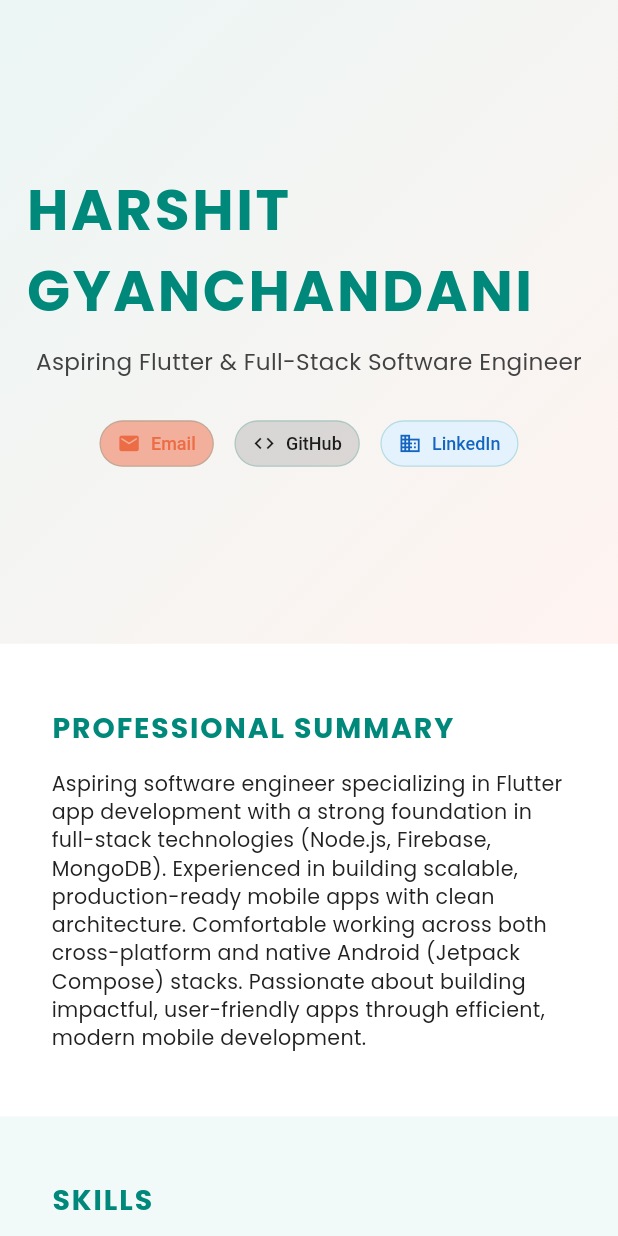
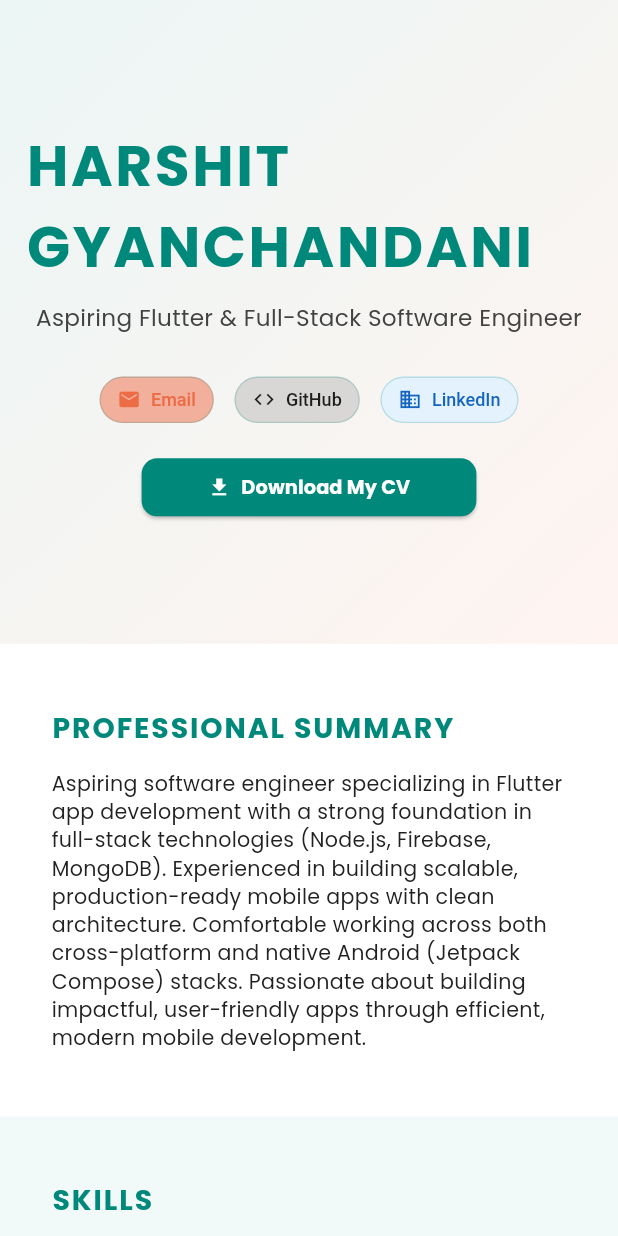
Before and after one commit to Harshit332004/Portfolio, a Flutter app: the screen it shows after launch, on a phone screen of 412 x 824 dp. Run offline on Flutter 3.47's test engine with Material 3 defaults, Android fonts, the phone set to English and light mode, and no system bars; our stand-ins replace google_fonts, responsive_framework.

Commit message:
Updated LandingSection with Download My CV button and latest fixes

```diff
--- a/lib/sections/landing_section.dart
+++ b/lib/sections/landing_section.dart
@@ -25,7 +25,8 @@ class LandingSection extends StatelessWidget {
       padding: const EdgeInsets.symmetric(horizontal: 4),
       child: TextButton.icon(
         style: TextButton.styleFrom(
-          backgroundColor: bgColor ?? Theme.of(context).colorScheme.secondary.withOpacity(0.12),
+          backgroundColor:
+              bgColor ?? Theme.of(context).colorScheme.secondary.withOpacity(0.12),
           foregroundColor: textColor ?? Theme.of(context).primaryColor,
           minimumSize: const Size(30, 36),
           padding: const EdgeInsets.symmetric(horizontal: 14, vertical: 8),
@@ -81,10 +82,11 @@ class LandingSection extends StatelessWidget {
             ),
           ),
           const SizedBox(height: 28),
+
+          // Contact buttons
           Wrap(
             spacing: 8,
             children: [
-
               contactButton(
                 context: context,
                 label: "Email",
@@ -111,6 +113,29 @@ class LandingSection extends StatelessWidget {
               ),
             ],
           ),
+
+          const SizedBox(height: 20),
+
+          // Download CV Button
+          SizedBox(
+            width: 260, // full width across the above buttons row
+            child: ElevatedButton.icon(
+              onPressed: () => _launch('assets/HarshitGyanchandani_Resume.pdf'),
+              style: ElevatedButton.styleFrom(
+                backgroundColor: Theme.of(context).primaryColor,
+                foregroundColor: Colors.white,
+                padding: const EdgeInsets.symmetric(vertical: 12),
+                shape: RoundedRectangleBorder(
+                  borderRadius: BorderRadius.circular(12),
+                ),
+              ),
+              icon: const Icon(Icons.download),
+              label: const Text(
+                "Download My CV",
+                style: TextStyle(fontSize: 15, fontWeight: FontWeight.bold),
+              ),
+            ),
+          ),
         ],
       ),
     );
--- a/pubspec.yaml
+++ b/pubspec.yaml
@@ -24,3 +24,5 @@ dev_dependencies:
 
 flutter:
   uses-material-design: true
+assets:
+    - assets/HarshitGyanchandani_Resume.pdf
```
Also changed, not shown: 1 other file.
